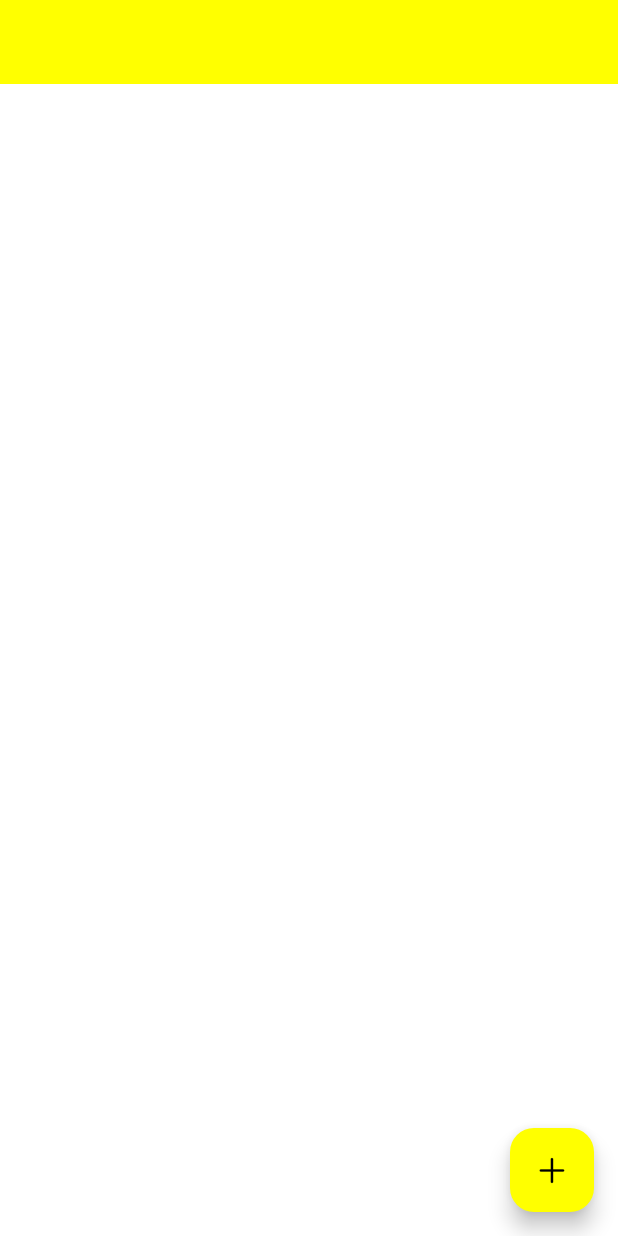
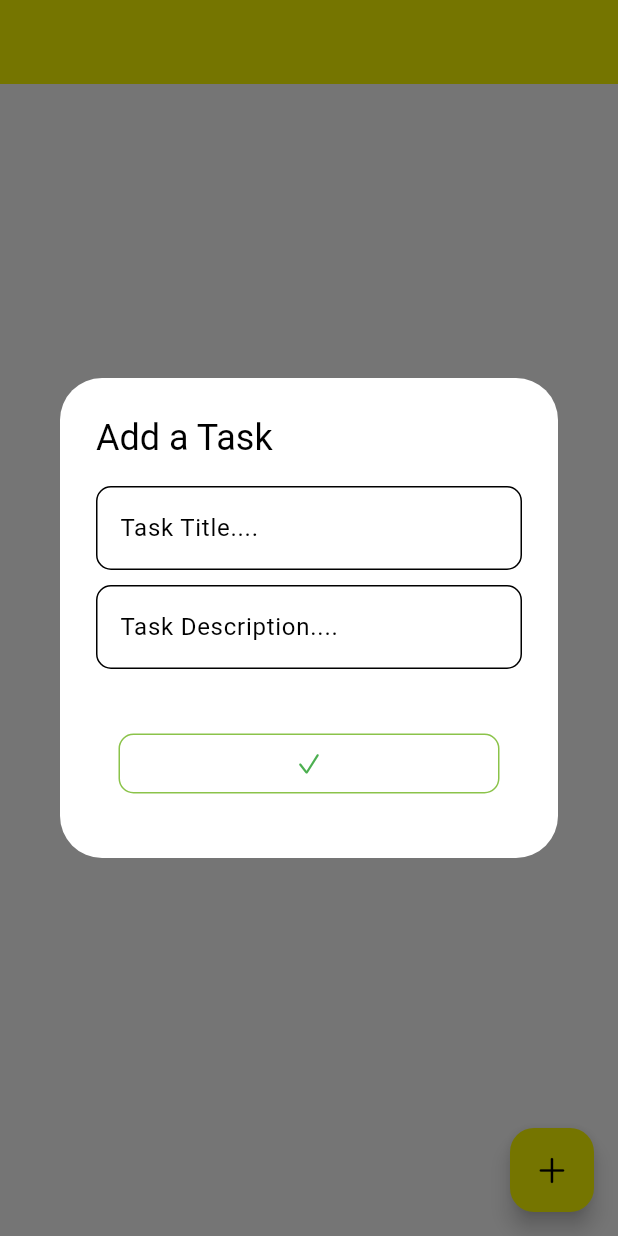
Before and after one commit to RichardIshimwe/Task-Manager-app, a Flutter app: the screen it shows after launch, after a tap on an icon or button, on a phone screen of 412 x 824 dp. Run offline on Flutter 3.47's test engine with Material 3 defaults, Android fonts, the phone set to English and light mode, and no system bars; our stand-ins replace bloc, equatable, flutter_bloc, flutter_slidable, hydrated_bloc.

Commit message:
feature : crud operation on todos

```diff
--- a/lib/home.dart
+++ b/lib/home.dart
@@ -1,7 +1,9 @@
 import 'package:flutter/cupertino.dart';
 import 'package:flutter/material.dart';
 import 'package:flutter_bloc/flutter_bloc.dart';
+import 'package:todo_bloc_pattern/data/todo.dart';
 import 'package:todo_bloc_pattern/todo_bloc/todo_bloc.dart';
+import 'package:flutter_slidable/flutter_slidable.dart';
 
 class HomeScreen extends StatefulWidget {
   const HomeScreen({super.key});
@@ -11,12 +13,105 @@ class HomeScreen extends StatefulWidget {
 }
 
 class _HomeScreenState extends State<HomeScreen> {
+  addTodo(Todo todo) {
+    context.read<TodoBloc>().add(AddTodo(todo: todo));
+  }
+
+  removeTodo(Todo todo) {
+    context.read<TodoBloc>().add(RemoveTodo(todo: todo));
+  }
+
+  alterTodo(int index) {
+    context.read<TodoBloc>().add(AlterTodo(index: index));
+  }
+
   @override
   Widget build(BuildContext context) {
     return Scaffold(
       backgroundColor: Theme.of(context).colorScheme.background,
       floatingActionButton: FloatingActionButton(
-        onPressed: () => {},
+        onPressed: () {
+          showDialog(
+              context: context,
+              builder: (context) {
+                TextEditingController controller1 = TextEditingController();
+                TextEditingController controller2 = TextEditingController();
+                return AlertDialog(
+                  title: const Text("Add a Task"),
+                  content: Column(
+                    mainAxisSize: MainAxisSize.min,
+                    children: [
+                      TextField(
+                        controller: controller1,
+                        cursorColor: Theme.of(context).colorScheme.secondary,
+                        decoration: InputDecoration(
+                            hintText: "Task Title....",
+                            focusedBorder: OutlineInputBorder(
+                                borderRadius: BorderRadius.circular(10),
+                                borderSide: BorderSide(
+                                    color: Theme.of(context)
+                                        .colorScheme
+                                        .secondary)),
+                            border: OutlineInputBorder(
+                                borderRadius: BorderRadius.circular(10),
+                                borderSide:
+                                    const BorderSide(color: Colors.grey))),
+                      ),
+                      const SizedBox(
+                        height: 10,
+                      ),
+                      TextField(
+                        controller: controller2,
+                        cursorColor: Theme.of(context).colorScheme.secondary,
+                        decoration: InputDecoration(
+                            hintText: "Task Description....",
+                            focusedBorder: OutlineInputBorder(
+                                borderRadius: BorderRadius.circular(10),
+                                borderSide: BorderSide(
+                                    color: Theme.of(context)
+                                        .colorScheme
+                                        .secondary)),
+                            border: OutlineInputBorder(
+                                borderRadius: BorderRadius.circular(10),
+                                borderSide:
+                                    const BorderSide(color: Colors.grey))),
+                      )
+                    ],
+                  ),
+                  actions: [
+                    Padding(
+                      padding: const EdgeInsets.all(15.0),
+                      child: TextButton(
+                        onPressed: () {
+                          addTodo(Todo(
+                              title: controller1.text,
+                              subTitle: controller2.text));
+                          controller2.text = "";
+                          controller1.text = "";
+                          Navigator.pop(context);
+                        },
+                        style: TextButton.styleFrom(
+                            shape: RoundedRectangleBorder(
+                              borderRadius: BorderRadius.circular(10),
+                              side: BorderSide(
+                                  color:
+                                      Theme.of(context).colorScheme.secondary),
+                            ),
+                            foregroundColor:
+                                Theme.of(context).colorScheme.secondary),
+                        child: SizedBox(
+                          width: MediaQuery.of(context).size.width,
+                          child: const Icon(
+                            CupertinoIcons.check_mark,
+                            color: Colors.green,
+                          ),
+                        ),
+                      ),
+                    )
+                  ],
+                );
+              });
+        },
         backgroundColor: Theme.of(context).colorScheme.primary,
         child: const Icon(
           CupertinoIcons.add,
@@ -39,8 +134,44 @@ class _HomeScreenState extends State<HomeScreen> {
         padding: const EdgeInsets.all(0.8),
         child: BlocBuilder<TodoBloc, TodoState>(
           builder: (context, state) {
-            if (state.status == TodoStatus.loading) {
-              return Container();
+            if (state.status == TodoStatus.success) {
+              return ListView.builder(
+                itemCount: state.todos.length,
+                itemBuilder: (context, int i) {
+                  return Card(
+                    color: Theme.of(context).colorScheme.primary,
+                    elevation: 1,
+                    shape: RoundedRectangleBorder(
+                        borderRadius: BorderRadius.circular(10)),
+                    child: Slidable(
+                      key: const ValueKey(0),
+                      startActionPane:
+                          ActionPane(motion: const ScrollMotion(), children: [
+                        SlidableAction(
+                          onPressed: (_) {
+                            removeTodo(state.todos[i]);
+                          },
+                          backgroundColor: const Color(0xffFF0000),
+                          foregroundColor: Colors.white,
+                          icon: Icons.delete,
+                          label: "Delete",
+                        )
+                      ]),
+                      child: ListTile(
+                        title: Text(state.todos[i].title),
+                        subtitle: Text(state.todos[i].subTitle),
+                        trailing: Checkbox(
+                            value: state.todos[i].isDone,
+                            activeColor:
+                                Theme.of(context).colorScheme.secondary,
+                            onChanged: (value) {
+                              alterTodo(i);
+                            }),
+                      ),
+                    ),
+                  );
+                },
+              );
             } else if (state.status == TodoStatus.initial) {
               return const Center(
                 child: CircularProgressIndicator(),
--- a/lib/todo_bloc/todo_bloc.dart
+++ b/lib/todo_bloc/todo_bloc.dart
@@ -25,6 +25,8 @@ class TodoBloc extends HydratedBloc<TodoEvent, TodoState> {
       List<Todo> temp = [];
       temp.addAll(state.todos);
       temp.insert(0, event.todo);
+      print("list of todos: ${state.todos}");
+      print("list of todos in temp: ${temp}");
       emit(state.copyWith(todos: temp, status: TodoStatus.success));
     } catch (e) {
       emit(state.copyWith(status: TodoStatus.error));
--- a/pubspec.yaml
+++ b/pubspec.yaml
@@ -15,9 +15,10 @@ dependencies:
     sdk: flutter
 
   flutter_bloc: ^8.1.6
-  path_provider:
+  path_provider: ^2.0.15
   hydrated_bloc: ^9.1.5
   cupertino_icons: ^1.0.6
+  flutter_slidable: ^3.0.0
   equatable: ^2.0.5
 
 dev_dependencies:
```
Also changed, not shown: pubspec.lock.
